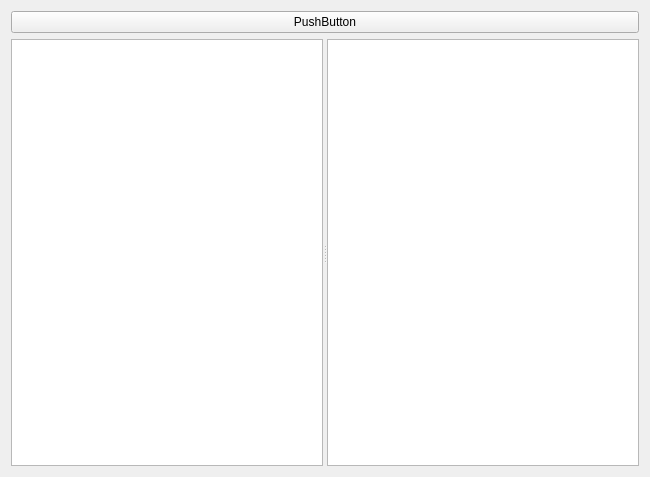
The window that obstraclesform.ui (khmaksim/AviacominfoTools) describes before a commit, drawn with Qt 5.
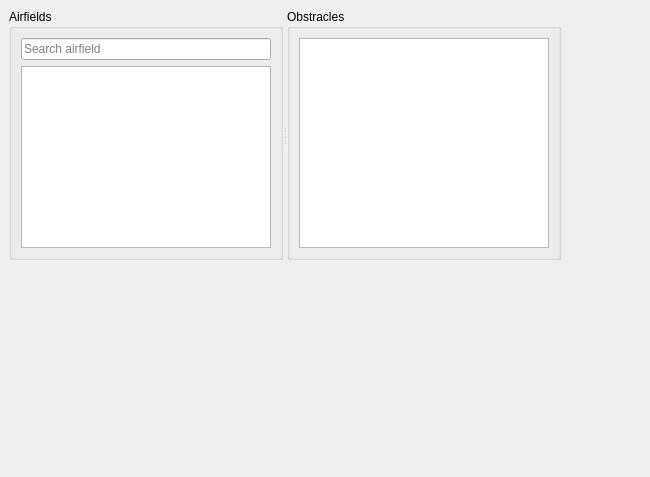
The same window after the commit.

```diff
--- a/obstraclesform.ui
+++ b/obstraclesform.ui
@@ -13,28 +13,72 @@
   <property name="windowTitle">
    <string>Form</string>
   </property>
-  <layout class="QGridLayout" name="gridLayout">
-   <item row="1" column="0">
     <widget class="QSplitter" name="splitter">
+   <property name="geometry">
+    <rect>
+     <x>9</x>
+     <y>9</y>
+     <width>552</width>
+     <height>251</height>
+    </rect>
+   </property>
      <property name="orientation">
       <enum>Qt::Horizontal</enum>
      </property>
+   <widget class="QGroupBox" name="groupBox">
+    <property name="title">
+     <string>Airfields</string>
+    </property>
+    <layout class="QVBoxLayout" name="verticalLayout">
+     <item>
+      <widget class="QLineEdit" name="searchLineEdit">
+       <property name="frame">
+        <bool>true</bool>
+       </property>
+       <property name="placeholderText">
+        <string>Search airfield</string>
+       </property>
+       <property name="cursorMoveStyle">
+        <enum>Qt::LogicalMoveStyle</enum>
+       </property>
+       <property name="clearButtonEnabled">
+        <bool>true</bool>
+       </property>
+      </widget>
+     </item>
+     <item>
      <widget class="QListView" name="listView">
       <property name="editTriggers">
        <set>QAbstractItemView::NoEditTriggers</set>
       </property>
      </widget>
-     <widget class="QTableView" name="tableView"/>
-    </widget>
-   </item>
+     </item>
+    </layout>
+   </widget>
+   <widget class="QGroupBox" name="groupBox_2">
+    <property name="title">
+     <string>Obstracles</string>
+    </property>
+    <layout class="QGridLayout" name="gridLayout">
    <item row="0" column="0">
-    <widget class="QPushButton" name="pushButton">
-     <property name="text">
-      <string>PushButton</string>
+      <widget class="QTableView" name="tableView">
+       <property name="editTriggers">
+        <set>QAbstractItemView::NoEditTriggers</set>
+       </property>
+       <property name="alternatingRowColors">
+        <bool>true</bool>
+       </property>
+       <property name="selectionMode">
+        <enum>QAbstractItemView::SingleSelection</enum>
+       </property>
+       <property name="selectionBehavior">
+        <enum>QAbstractItemView::SelectRows</enum>
      </property>
     </widget>
    </item>
   </layout>
+   </widget>
+  </widget>
  </widget>
  <resources/>
  <connections/>
```
Lines whose indentation alone changed are shown as unchanged.
